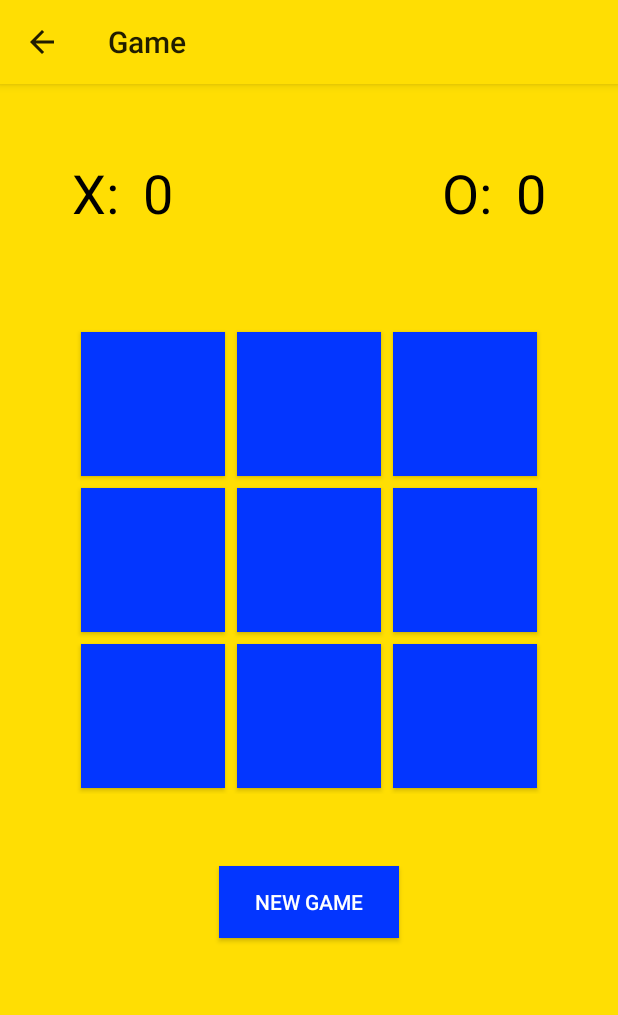
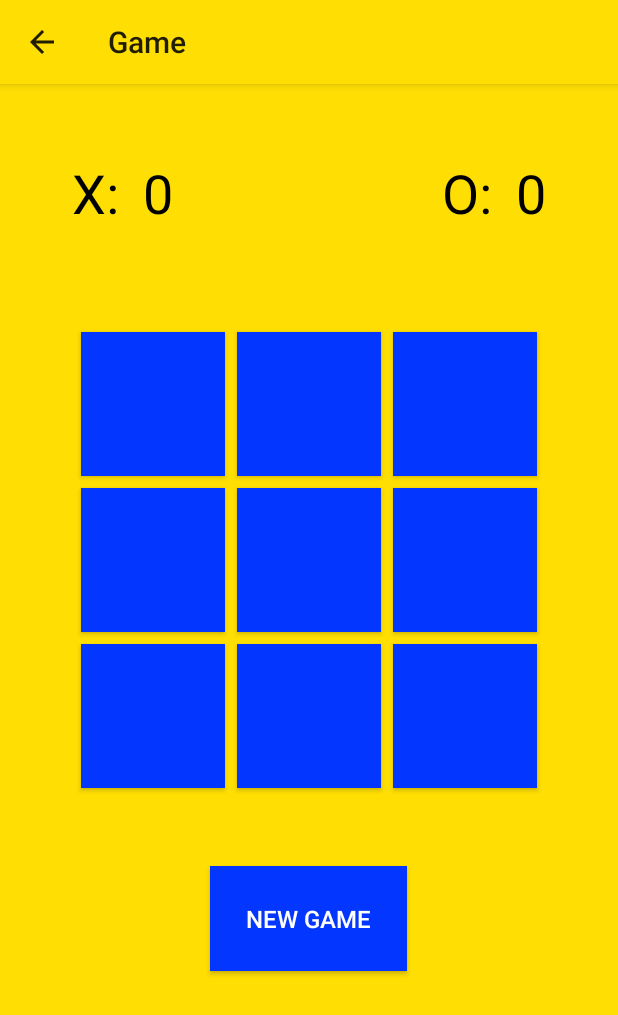
Before and after one commit to albertaw/tictactoemobile, an Android app: the GameActivity screen opened directly, with no data from a screen before it, on a phone screen of 412 x 824 dp. Shown: the top 1015 px of the screen. Run offline under Robolectric (Android 15) with nearby library versions, the phone set to English and light mode, and no system bars.

Commit message:
fix orientation to portrait and styles new game button

```diff
--- a/app/src/main/AndroidManifest.xml
+++ b/app/src/main/AndroidManifest.xml
@@ -19,7 +19,9 @@
         <activity
             android:name=".GameActivity"
             android:label="Game"
-            android:parentActivityName=".MainActivity">
+            android:parentActivityName=".MainActivity"
+            android:screenOrientation="portrait"
+            android:configChanges="orientation|keyboardHidden">
             <!-- Parent activity meta-data to support 4.0 and lower -->
             <meta-data
                 android:name="android.support.PARENT_ACTIVITY"
--- a/app/src/main/res/layout/activity_game.xml
+++ b/app/src/main/res/layout/activity_game.xml
@@ -129,8 +129,8 @@
         android:layout_height="wrap_content"
         android:background="@color/colorAccent"
         android:onClick="resetClickListener"
-        android:paddingLeft="24dp"
-        android:paddingRight="24dp"
+        android:textSize="16sp"
+        android:padding="24dp"
         android:text="New Game"
         android:textColor="@android:color/white"
         android:layout_gravity="center"
--- a/app/src/main/res/values/strings.xml
+++ b/app/src/main/res/values/strings.xml
@@ -1,3 +1,3 @@
 <resources>
-    <string name="app_name">TicTacToe</string>
+    <string name="app_name">Tic Tac Toe</string>
 </resources>
```
